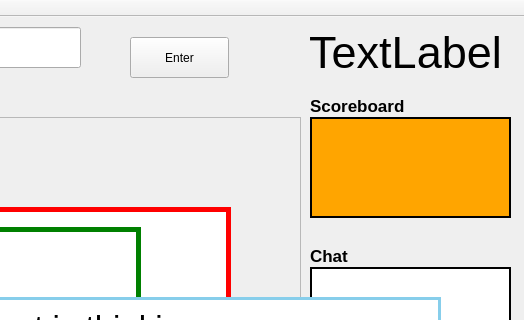
Before: the Qt Designer form thirdwindow.ui in sssss1031/bootcamp_sketch, drawn with Qt 5; both pictures show x 500 to 1024 and y 0 to 320 of the 1024 by 600 pixel window.
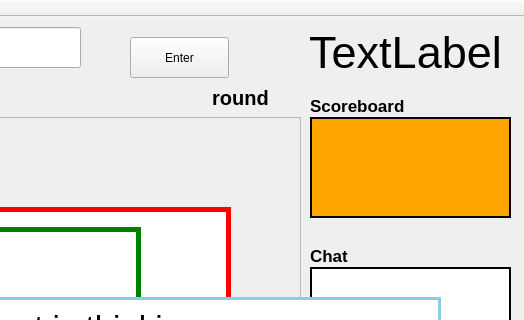
After: the same form once the commit is applied.

What changed in the file:
```diff
--- a/thirdwindow.ui
+++ b/thirdwindow.ui
@@ -437,6 +437,29 @@
      <set>Qt::AlignCenter</set>
     </property>
    </widget>
+   <widget class="QLabel" name="label_4">
+    <property name="geometry">
+     <rect>
+      <x>690</x>
+      <y>60</y>
+      <width>101</width>
+      <height>41</height>
+     </rect>
+    </property>
+    <property name="font">
+     <font>
+      <pointsize>15</pointsize>
+      <weight>75</weight>
+      <bold>true</bold>
+     </font>
+    </property>
+    <property name="text">
+     <string>round</string>
+    </property>
+    <property name="alignment">
+     <set>Qt::AlignCenter</set>
+    </property>
+   </widget>
   </widget>
   <widget class="QMenuBar" name="menubar">
    <property name="geometry">
```
